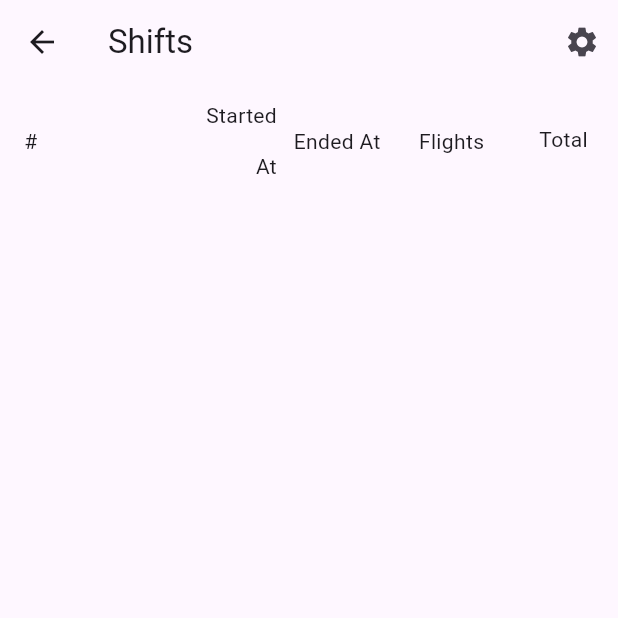
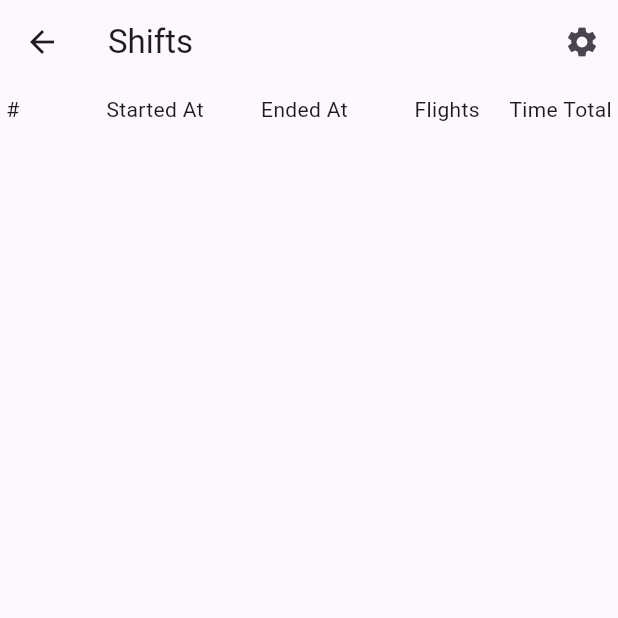
Before and after one commit to alexterliuk/flights-logger, a Flutter app: the Shifts screen opened by its route, on a phone screen of 412 x 824 dp, the top half of it. Run offline on Flutter 3.47's test engine with Material 3 defaults, Android fonts, the phone set to English and light mode, and no system bars; our stand-ins replace file_picker, sqflite_common_ffi; accounts and stored records are empty.

Commit message:
ref: redesign shifts to 360px screen width

```diff
--- a/lib/src/shifts/shifts_header.dart
+++ b/lib/src/shifts/shifts_header.dart
@@ -8,12 +8,14 @@ class ShiftsHeader extends StatelessWidget {
   @override
   Widget build(BuildContext context) {
     return Container(
-      padding: const EdgeInsets.symmetric(horizontal: 16.0, vertical: 0),
+      padding: const EdgeInsets.symmetric(horizontal: 4.0, vertical: 0),
       child: Row(
         mainAxisAlignment: MainAxisAlignment.spaceAround,
+        crossAxisAlignment: CrossAxisAlignment.baseline,
+        textBaseline: TextBaseline.alphabetic,
         children: [
           Expanded(
-            flex: 3,
+            flex: 1,
             child: Text(
               '#',
               textAlign: TextAlign.start,
@@ -23,7 +25,7 @@ class ShiftsHeader extends StatelessWidget {
           Expanded(
             flex: 2,
             child: Padding(
-              padding: const EdgeInsets.all(4.0),
+              padding: const EdgeInsets.all(0),
               child: Text(
                 'Started At',
                 textAlign: TextAlign.end,
@@ -32,9 +34,13 @@ class ShiftsHeader extends StatelessWidget {
             ),
           ),
           Expanded(
+            flex: 0,
+            child: const SizedBox(width: 8),
+          ),
+          Expanded(
             flex: 2,
             child: Padding(
-              padding: const EdgeInsets.all(4.0),
+              padding: const EdgeInsets.all(0),
               child: Text(
                 'Ended At',
                 textAlign: TextAlign.end,
@@ -45,7 +51,7 @@ class ShiftsHeader extends StatelessWidget {
           Expanded(
             flex: 2,
             child: Padding(
-              padding: const EdgeInsets.all(4.0),
+              padding: const EdgeInsets.all(0),
               child: Text(
                 'Flights',
                 textAlign: TextAlign.end,
@@ -56,12 +62,12 @@ class ShiftsHeader extends StatelessWidget {
           Expanded(
             flex: 2,
             child: Padding(
-              padding: const EdgeInsets.all(4.0),
+              padding: const EdgeInsets.all(0),
               child: SizedBox(
                 width: 70,
                 height: 36,
                 child: Text(
-                  'Total Time',
+                  'Time Total',
                   textAlign: TextAlign.end,
                   style: const TextStyle(height: 2.4),
                 ),
```
Also changed, not shown: lib/src/shifts/shift.dart (+68 -37 lines).
